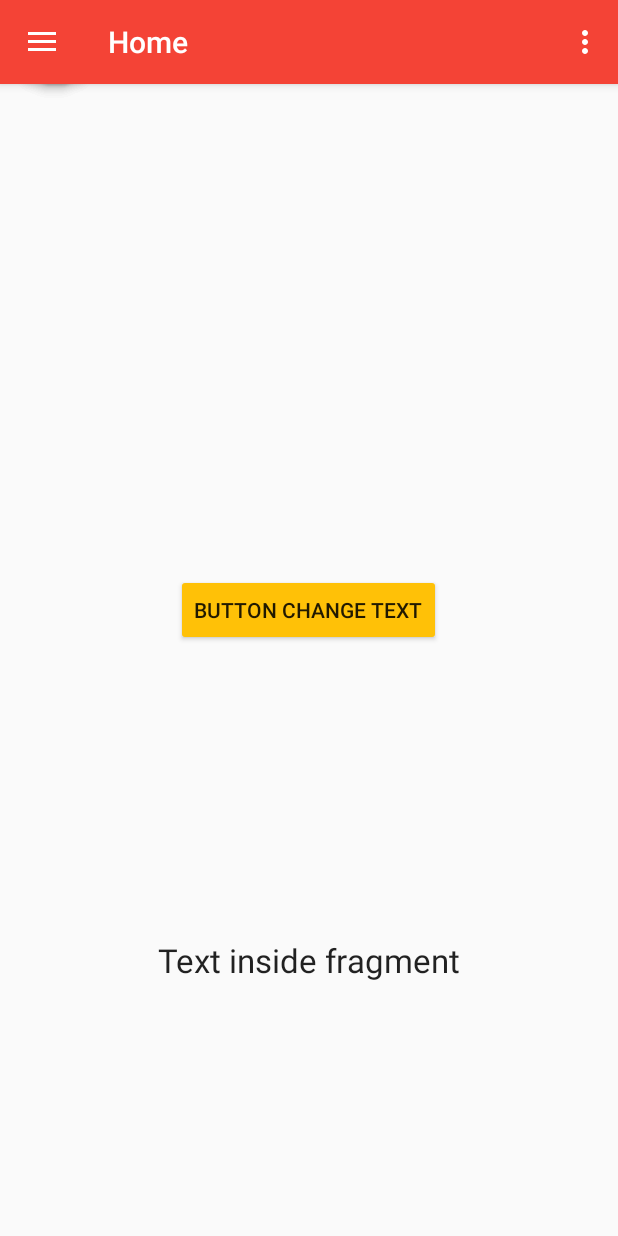
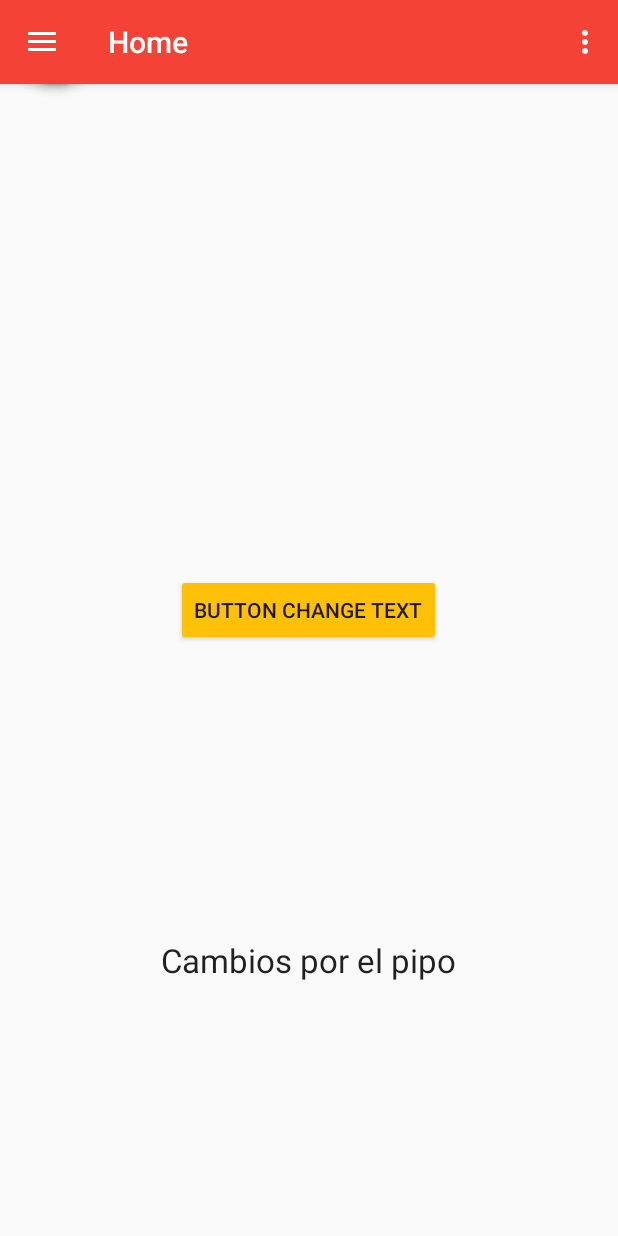
Before and after one commit to caamartinezbu/Carnavalapp, an Android app: the fragment HistoriaFragment placed in its activity, on a phone screen of 412 x 824 dp. Run offline under Robolectric (Android 15) with nearby library versions, the phone set to English and light mode, and no system bars; plain views replace FloatingActionButton, FloatingActionMenu.

Commit message:
Cambios por el pipo

```diff
--- a/app/src/main/res/layout/historia_fragment.xml
+++ b/app/src/main/res/layout/historia_fragment.xml
@@ -7,7 +7,7 @@
         android:layout_width="wrap_content"
         android:layout_height="wrap_content"
         android:textAppearance="?android:attr/textAppearanceLarge"
-        android:text="Text inside fragment"
+        android:text="Cambios por el pipo"
         android:id="@+id/textViewInboxFragment"
         android:layout_alignParentBottom="true"
         android:layout_centerHorizontal="true"
```
